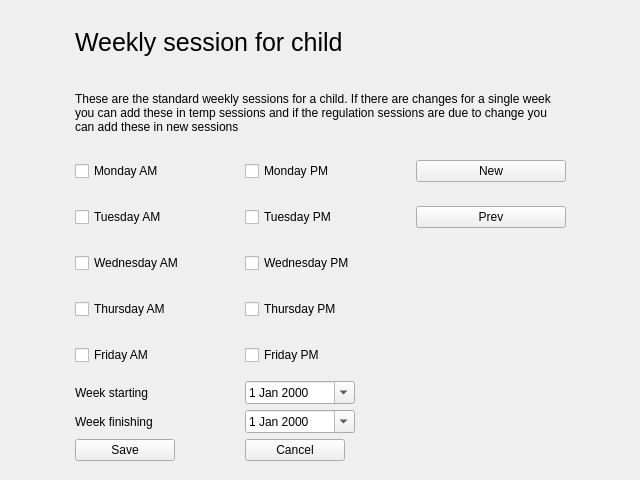
Above: SessionsBooking/sessionsform.ui from d-c-hope/NurserySessionsSheets before the change. Below: the same form after it.
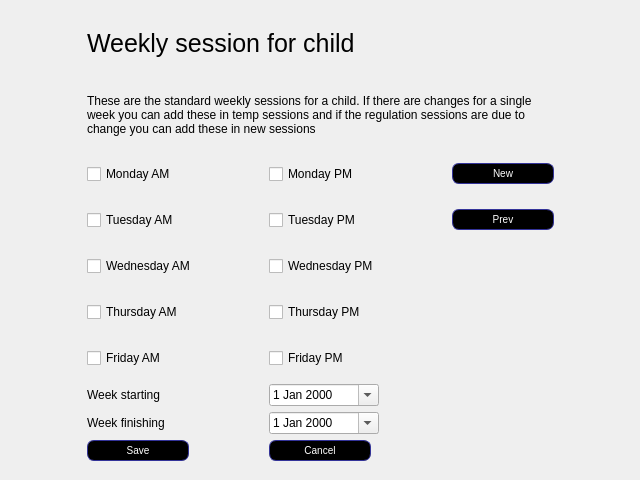
That is the form after the change.

The edit to the form file:
```diff
--- a/SessionsBooking/sessionsform.ui
+++ b/SessionsBooking/sessionsform.ui
@@ -13,6 +13,24 @@
   <property name="windowTitle">
    <string>Form</string>
   </property>
+  <property name="styleSheet">
+   <string notr="true">QPushButton {
+color: white;
+background-color: light-blue;
+border-width: 1px;
+border-color: #339;
+border-style: solid;
+border-radius: 7;
+padding: 3px;
+font-size: 10px;
+padding-left: 5px;
+padding-right: 5px;
+min-width: 50px;
+max-width: 90px;
+min-height: 13px;
+max-height: 13px;
+}</string>
+  </property>
   <widget class="QWidget" name="gridLayoutWidget">
    <property name="geometry">
     <rect>
@@ -34,8 +52,8 @@
      <widget class="QPushButton" name="cancelButton">
       <property name="maximumSize">
        <size>
-        <width>100</width>
-        <height>16777215</height>
+        <width>102</width>
+        <height>21</height>
        </size>
       </property>
       <property name="text">
@@ -122,8 +140,8 @@
      <widget class="QPushButton" name="saveButton">
       <property name="maximumSize">
        <size>
-        <width>100</width>
-        <height>16777215</height>
+        <width>102</width>
+        <height>21</height>
        </size>
       </property>
       <property name="text">
@@ -202,8 +220,8 @@
      <widget class="QPushButton" name="newSessionsButton">
       <property name="maximumSize">
        <size>
-        <width>150</width>
-        <height>16777215</height>
+        <width>102</width>
+        <height>21</height>
        </size>
       </property>
       <property name="text">
```
